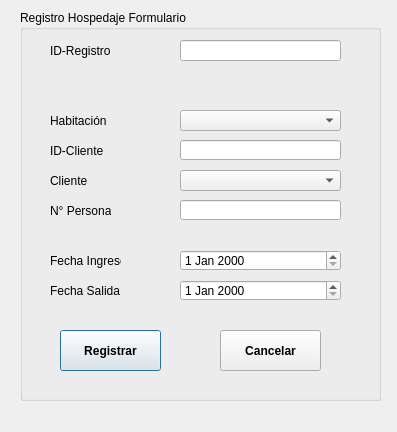
Before: the Qt Designer form Sistema_de_Registro_de_Hotel/gui_registro.ui in JeffersonFarCar/Sistema-de-Registro-de-Hotel, drawn with Qt 5.
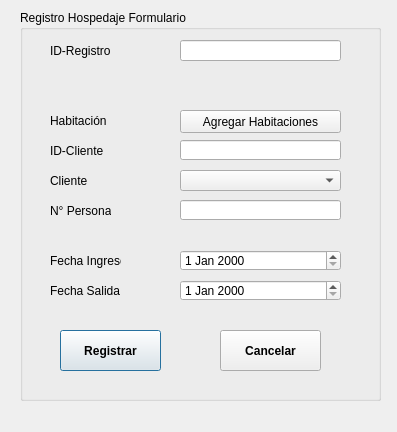
After: the same form once the commit is applied.

Commit message: Registro_Habitacion

What changed in the file:
```diff
--- a/Sistema_de_Registro_de_Hotel/gui_registro.ui
+++ b/Sistema_de_Registro_de_Hotel/gui_registro.ui
@@ -187,16 +187,6 @@
      </rect>
     </property>
    </widget>
-   <widget class="QComboBox" name="Habitacion_cmbox">
-    <property name="geometry">
-     <rect>
-      <x>160</x>
-      <y>100</y>
-      <width>161</width>
-      <height>21</height>
-     </rect>
-    </property>
-   </widget>
    <widget class="QLineEdit" name="LineEdit_idRegis">
     <property name="geometry">
      <rect>
@@ -227,6 +217,19 @@
      </rect>
     </property>
    </widget>
+   <widget class="QPushButton" name="pushButton">
+    <property name="geometry">
+     <rect>
+      <x>160</x>
+      <y>100</y>
+      <width>161</width>
+      <height>23</height>
+     </rect>
+    </property>
+    <property name="text">
+     <string>Agregar Habitaciones</string>
+    </property>
+   </widget>
   </widget>
  </widget>
  <resources/>
```
The commit also changes 22 other files.
